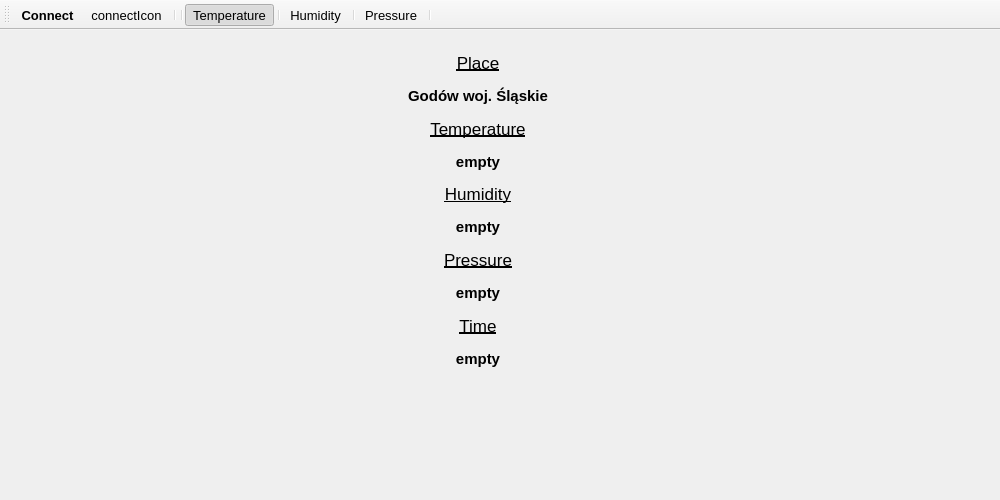
Qt form mainwindow.ui (KamilWielgosz303/Thinkspeak) before a commit.
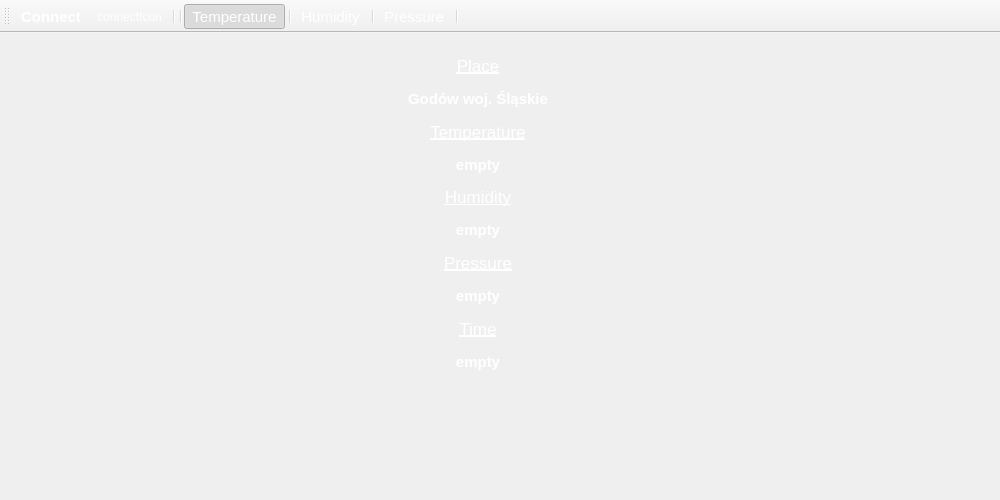
The same form after that commit. Icons and pictures are not drawn. Custom widgets are drawn as their Qt base class.

Commit message: Dodane tło

```diff
--- a/mainwindow.ui
+++ b/mainwindow.ui
@@ -60,6 +60,9 @@
            <underline>true</underline>
           </font>
          </property>
+         <property name="styleSheet">
+          <string notr="true">color:rgb(255, 255, 255)</string>
+         </property>
          <property name="text">
           <string>Place</string>
          </property>
@@ -86,6 +89,9 @@
          <property name="layoutDirection">
           <enum>Qt::LeftToRight</enum>
          </property>
+         <property name="styleSheet">
+          <string notr="true">color:rgb(255, 255, 255)</string>
+         </property>
          <property name="text">
           <string>Godów woj. Śląskie</string>
          </property>
@@ -104,6 +110,9 @@
            <underline>true</underline>
           </font>
          </property>
+         <property name="styleSheet">
+          <string notr="true">color:rgb(255, 255, 255)</string>
+         </property>
          <property name="text">
           <string>Temperature</string>
          </property>
@@ -122,7 +131,7 @@
           </font>
          </property>
          <property name="styleSheet">
-          <string notr="true"/>
+          <string notr="true">color:rgb(255, 255, 255)</string>
          </property>
          <property name="text">
           <string>empty</string>
@@ -142,6 +151,9 @@
            <underline>true</underline>
           </font>
          </property>
+         <property name="styleSheet">
+          <string notr="true">color:rgb(255, 255, 255)</string>
+         </property>
          <property name="text">
           <string>Humidity</string>
          </property>
@@ -159,6 +171,9 @@
            <bold>true</bold>
           </font>
          </property>
+         <property name="styleSheet">
+          <string notr="true">color:rgb(255, 255, 255)</string>
+         </property>
          <property name="text">
           <string>empty</string>
          </property>
@@ -177,6 +192,9 @@
            <underline>true</underline>
           </font>
          </property>
+         <property name="styleSheet">
+          <string notr="true">color:rgb(255, 255, 255)</string>
+         </property>
          <property name="text">
           <string>Pressure</string>
          </property>
@@ -194,6 +212,9 @@
            <bold>true</bold>
           </font>
          </property>
+         <property name="styleSheet">
+          <string notr="true">color:rgb(255, 255, 255)</string>
+         </property>
          <property name="text">
           <string>empty</string>
          </property>
@@ -212,6 +233,9 @@
            <underline>true</underline>
           </font>
          </property>
+         <property name="styleSheet">
+          <string notr="true">color:rgb(255, 255, 255)</string>
+         </property>
          <property name="text">
           <string>Time</string>
          </property>
@@ -229,6 +253,9 @@
            <bold>true</bold>
           </font>
          </property>
+         <property name="styleSheet">
+          <string notr="true">color:rgb(255, 255, 255)</string>
+         </property>
          <property name="text">
           <string>empty</string>
          </property>
@@ -261,6 +288,9 @@
    <property name="windowTitle">
     <string>toolBar</string>
    </property>
+   <property name="styleSheet">
+    <string notr="true">color:rgb(255, 255, 255)</string>
+   </property>
    <attribute name="toolBarArea">
     <enum>TopToolBarArea</enum>
    </attribute>
@@ -290,7 +320,7 @@
    </property>
    <property name="font">
     <font>
-     <pointsize>10</pointsize>
+     <pointsize>11</pointsize>
      <weight>75</weight>
      <bold>true</bold>
     </font>
@@ -309,6 +339,11 @@
    <property name="text">
     <string>Temperature</string>
    </property>
+   <property name="font">
+    <font>
+     <pointsize>11</pointsize>
+    </font>
+   </property>
   </action>
   <action name="actionHumidity">
    <property name="checkable">
@@ -317,6 +352,11 @@
    <property name="text">
     <string>Humidity</string>
    </property>
+   <property name="font">
+    <font>
+     <pointsize>11</pointsize>
+    </font>
+   </property>
   </action>
   <action name="actionPressure">
    <property name="checkable">
@@ -325,6 +365,11 @@
    <property name="text">
     <string>Pressure</string>
    </property>
+   <property name="font">
+    <font>
+     <pointsize>11</pointsize>
+    </font>
+   </property>
   </action>
   <action name="actionconnectIcon">
    <property name="checkable">
```
Left out of the diff: 2 changed lines with no effect on the pictures. The commit also changes 1 other file.
